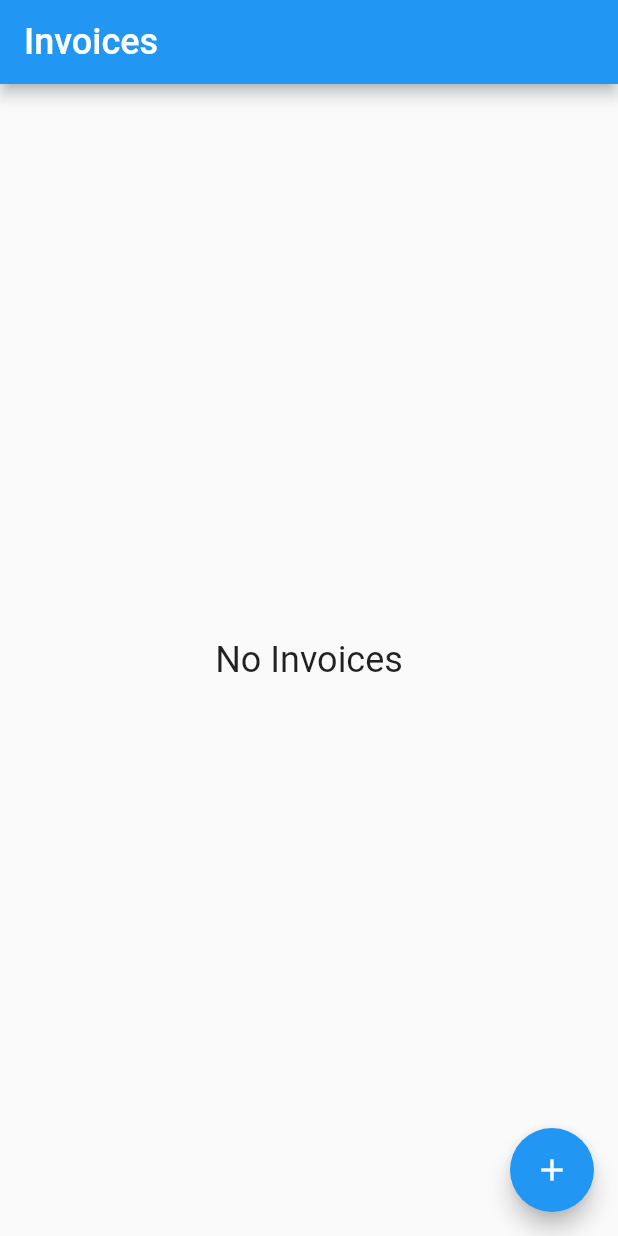
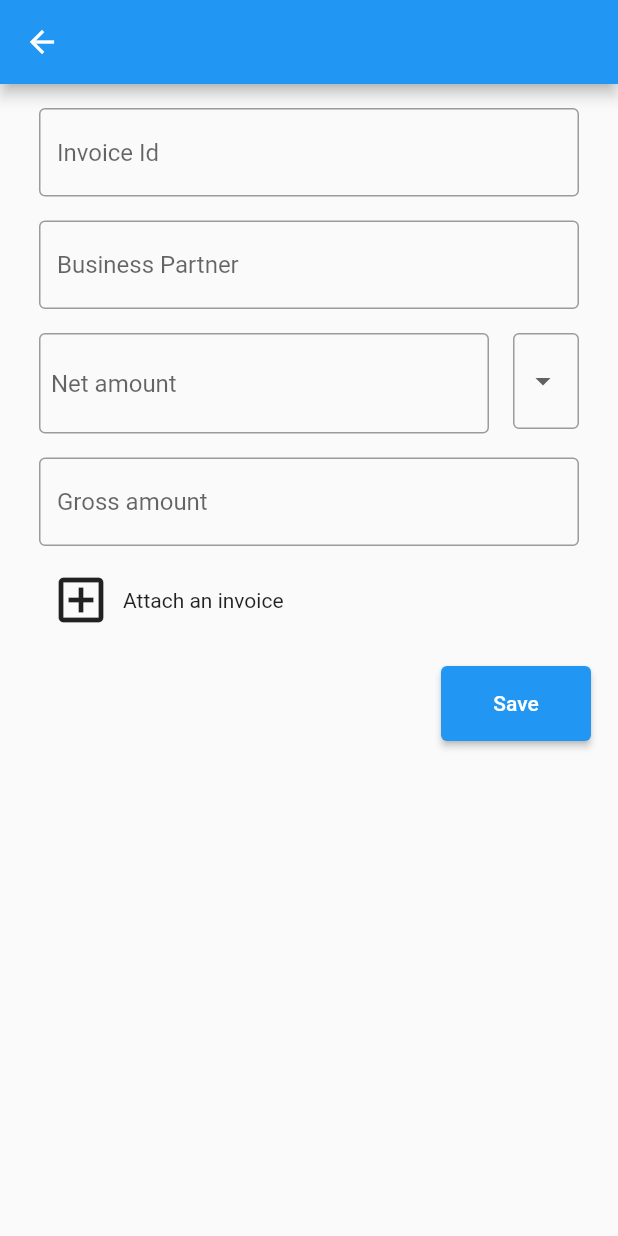
Before and after one commit to ciurkoj/invoices, a Flutter app: the screen it shows after launch, after a tap on the "add" icon, on a phone screen of 412 x 824 dp. Run offline on Flutter 3.47's test engine with Material 2 defaults, Android fonts, the phone set to English and light mode, and no system bars; our stand-ins replace file_picker.

Commit message:
Created the AddInvoiceFormPage, added Invoice model updated gradle and fixed common warnings

```diff
--- a/lib/main.dart
+++ b/lib/main.dart
@@ -2,11 +2,13 @@ import 'package:flutter/material.dart';
 import 'package:invoices/pages/invoices_page.dart';
 
 Future main() async {
-  runApp(MyApp());
+  runApp(const MyApp());
 }
 
 class MyApp extends StatelessWidget {
   static const String title = 'Invoices';
+
+  const MyApp({super.key});
 
   @override
   Widget build(BuildContext context) => MaterialApp(
@@ -16,6 +18,6 @@ class MyApp extends StatelessWidget {
     theme: ThemeData(
       appBarTheme: const AppBarTheme(),
     ),
-    home: InvoicesPage(),
+    home: const InvoicesPage(),
   );
 }
--- a/lib/models/invoice.dart
+++ b/lib/models/invoice.dart
@@ -9,7 +9,7 @@ class Invoice {
   final String? invoiceId;
   final String businessPartner;
   final double? netAmount;
-  final int VAT;
+  final int vat;
   final String grossAmount;
 
   // final File attachment;
@@ -19,7 +19,7 @@ class Invoice {
     this.invoiceId,
     required this.businessPartner,
     required this.netAmount,
-    required this.VAT,
+    required this.vat,
     required this.grossAmount,
     // this.attachment,
   });
@@ -29,7 +29,7 @@ class Invoice {
     String? invoiceId,
     String? businessPartner,
     double? netAmount,
-    int? VAT,
+    int? vat,
     String? grossAmount,
   }) =>
       Invoice(
@@ -37,7 +37,7 @@ class Invoice {
         invoiceId: invoiceId ?? this.invoiceId,
         businessPartner: businessPartner ?? this.businessPartner,
         netAmount: netAmount ?? this.netAmount,
-        VAT: VAT ?? this.VAT,
+        vat: vat ?? this.vat,
         grossAmount: grossAmount ?? this.grossAmount,
       );
 
--- /dev/null
+++ b/lib/pages/add_invoice_form_page.dart
@@ -0,0 +1,334 @@
+import 'dart:async';
+import 'dart:io';
+
+import 'package:file_picker/file_picker.dart';
+import 'package:flutter/material.dart';
+import 'package:flutter/services.dart';
+
+class AddInvoiceFormPage extends StatefulWidget {
+  final String? invoiceId;
+  final int? vat;
+  final String? businessPartner;
+  final double? netAmount;
+  final String? grossAmount;
+
+  const AddInvoiceFormPage({
+    Key? key,
+    this.invoiceId,
+    this.vat,
+    this.businessPartner,
+    this.netAmount,
+    this.grossAmount,
+  }) : super(key: key);
+
+  @override
+  AddInvoiceFormPageState createState() {
+    return AddInvoiceFormPageState();
+  }
+}
+
+class AddInvoiceFormPageState extends State<AddInvoiceFormPage> {
+  final _formKey = GlobalKey<FormState>();
+
+  final _scaffoldMessengerKey = GlobalKey<ScaffoldMessengerState>();
+  List<PlatformFile>? _paths;
+  final TextEditingController _grossAmountController = TextEditingController();
+  final TextEditingController _netAmountController1 = TextEditingController();
+  final TextEditingController _businessPartnerController = TextEditingController();
+  final TextEditingController _invoiceIdController = TextEditingController();
+  int vat = 0;
+  AutovalidateMode mode = AutovalidateMode.onUserInteraction;
+  File? file;
+
+  @override
+  void initState() {
+    super.initState();
+  }
+
+  @override
+  void dispose() {
+    super.dispose();
+  }
+
+  void _resetState() {
+    if (!mounted) {
+      return;
+    }
+    setState(() {
+      _paths = null;
+    });
+  }
+
+  void _logException(String message) {
+    _scaffoldMessengerKey.currentState?.hideCurrentSnackBar();
+    _scaffoldMessengerKey.currentState?.showSnackBar(
+      SnackBar(
+        content: Text(message),
+      ),
+    );
+  }
+
+  void _pickFiles() async {
+    _resetState();
+    try {
+      _paths = (await FilePicker.platform.pickFiles(type: FileType.custom, allowedExtensions: ['pdf']))?.files;
+    } on PlatformException catch (e) {
+      _logException('Unsupported operation$e');
+    } catch (e) {
+      _logException(e.toString());
+    }
+    if (!mounted) return;
+    setState(() {
+      file = File(_paths!.first.path!);
+    });
+  }
+
+  Future<File?> pickFile() async {
+    final result = await FilePicker.platform.pickFiles(
+      type: FileType.custom,
+      allowedExtensions: ['pdf'],
+    );
+    if (result == null) return null;
+    return File(result.paths.first ?? '');
+  }
+
+  String calculateVAT(String value) {
+    double x = double.parse(value);
+    double p = (vat / 100);
+    return (x + (x * p)).toStringAsFixed(2);
+  }
+
+  @override
+  Widget build(BuildContext context) {
+    return Scaffold(
+        appBar: AppBar(),
+        body: Form(
+          key: _formKey,
+          autovalidateMode: mode,
+          child: Padding(
+            padding: const EdgeInsets.symmetric(horizontal: 18.0, vertical: 8),
+            child: ListView(
+              children: <Widget>[
+                Padding(
+                  padding: const EdgeInsets.all(8.0),
+                  child: TextFormField(
+                    initialValue: widget.invoiceId,
+                    controller: _invoiceIdController,
+                    decoration: const InputDecoration(
+                      border: OutlineInputBorder(),
+                      hintText: 'Invoice Id',
+                    ),
+                    validator: (value) {
+                      if (!RegExp(r'^[a-zA-Z0-9_\-=@,\.\s]+$').hasMatch(value!)) {
+                        return 'Please enter invoice id';
+                      } else if (double.tryParse(value) != null) {
+                        return 'Value must not be a nuber';
+                      }
+                      return null;
+                    },
+                  ),
+                ),
+                Padding(
+                  padding: const EdgeInsets.all(8.0),
+                  child: TextFormField(
+                    controller: _businessPartnerController,
+                    decoration: const InputDecoration(
+                      border: OutlineInputBorder(),
+                      hintText: 'Business Partner',
+                    ),
+                    validator: (value) {
+                      if (!RegExp(r'^[a-zA-Z0-9_\-=@,\.\s]+$').hasMatch(value!) || value.isEmpty) {
+                        return 'Please enter a business partner';
+                      } else if (double.tryParse(value) != null) {
+                        return 'Value must not be a nuber';
+                      }
+                      return null;
+                    },
+                  ),
+                ),
+                IntrinsicHeight(
+                  child: Row(
+                    crossAxisAlignment: CrossAxisAlignment.stretch,
+                    children: [
+                      Padding(
+                        padding: const EdgeInsets.all(8.0),
+                        child: SizedBox(
+                          width: 300,
+                          child: TextFormField(
+                            controller: _netAmountController1,
+                            keyboardType: TextInputType.number,
+                            decoration: const InputDecoration(
+                              border: OutlineInputBorder(),
+                              hintText: 'Net amount',
+                              errorStyle: TextStyle(height: 0.0),
+                              contentPadding: EdgeInsets.symmetric(vertical: 24.0, horizontal: 8),
+                            ),
+                            validator: (value) {
+                              if (!RegExp(r'^[a-zA-Z0-9_\-=@,\.]+$').hasMatch(value!)) {
+                                return 'Please enter net amount';
+                              } else if (value == "0") {
+                                return 'Net amount must be greater than 0';
+                              }
+                              return null;
+                            },
+                            onChanged: (String? value) {
+                              if (value != null) {
+                                setState(() {
+                                  _grossAmountController.text = calculateVAT(value);
+                                });
+                              }
+                            },
+                          ),
+                        ),
+                      ),
+                      Expanded(
+                        child: Padding(
+                          padding: const EdgeInsets.all(8.0),
+                          child: DropdownButtonFormField(
+                            decoration: const InputDecoration(
+                              border: OutlineInputBorder(),
+                              hintText: 'Select VAT',
+                            ),
+                            validator: (value) {
+                              if (value == null) {
+                                return 'Please select VAT';
+                              }
+                              return null;
+                            },
+                            items: const [
+                              DropdownMenuItem<int>(
+                                value: 0,
+                                child: Text("0%"),
+                              ),
+                              DropdownMenuItem<int>(
+                                value: 7,
+                                child: Text("7%"),
+                              ),
+                              DropdownMenuItem<int>(
+                                value: 23,
+                                child: Text("23%"),
+                              )
+                            ],
+                            onChanged: (int? value) {
+                              if (value != null) {
+                                setState(() {
+                                  vat = value;
+                                  _grossAmountController.text = calculateVAT(_netAmountController1.text);
+                                });
+                              }
+                            },
+                          ),
+                        ),
+                      ),
+                    ],
+                  ),
+                ),
+                Padding(
+                  padding: const EdgeInsets.all(8.0),
+                  child: TextFormField(
+                    controller: _grossAmountController,
+                    readOnly: true,
+                    decoration: const InputDecoration(
+                      border: OutlineInputBorder(),
+                      hintText: 'Gross amount',
+                    ),
+                    validator: (value) {
+                      if (value == null || value.isEmpty) {
+                        return 'Please enter some text';
+                      }
+                      return null;
+                    },
+                  ),
+                ),
+                Column(
+                  children: [
+                    Row(
+                      mainAxisAlignment: MainAxisAlignment.spaceBetween,
+                      children: [
+                        Padding(
+                          padding: const EdgeInsets.symmetric(horizontal: 8.0),
+                          child: Row(
+                            children: [
+                              IconButton(
+                                iconSize: 40,
+                                onPressed: () => _pickFiles(),
+                                icon: const Icon(
+                                  Icons.add_box_outlined,
+                                ),
+                                // child: Text(_multiPick ? 'Pick files' : 'Pick file'),
+                              ),
+                              const Text("Attach an invoice")
+                            ],
+                          ),
+                        ),
+                        _paths != null
+                            ? Container(
+                                padding: const EdgeInsets.symmetric(horizontal: 8.0),
+                                child: Text(
+                                  _paths!.first.name,
+                                  style: const TextStyle(overflow: TextOverflow.ellipsis),
+                                  softWrap: true,
+                                  maxLines: 2,
+                                ))
+                            : Container(),
+                      ],
+                    ),
+                    if (_paths?.isEmpty ?? mode == AutovalidateMode.always)
+                      Padding(
+                        padding: const EdgeInsets.only(left: 18.0),
+                        child: Row(
+                          children: [
+                            Text(
+                              "Please attach a file",
+                              style: TextStyle(color: Theme.of(context).colorScheme.error),
+                            ),
+                          ],
+                        ),
+                      )
+                  ],
+                ),
+                Row(
+                  mainAxisAlignment: MainAxisAlignment.end,
+                  children: [
+                    buildSaveButton(),
+                  ],
+                ),
+              ],
+            ),
+          ),
+        ));
+  }
+
+  Widget buildSaveButton() {
+    return Padding(
+      padding: const EdgeInsets.symmetric(vertical: 16.0),
+      child: ElevatedButton(
+        style: ButtonStyle(
+          minimumSize: MaterialStateProperty.all<Size>(const Size(100, 50)),
+        ),
+        onPressed: () async {
+          if (_formKey.currentState!.validate() && _paths != null) {
+            ScaffoldMessenger.of(context).showSnackBar(
+              const SnackBar(content: Text('Processing Data')),
+            );
+            setState(() {
+              vat = 0;
+              _paths = null;
+              _formKey.currentState!.reset();
+              _netAmountController1.text = '';
+              _grossAmountController.text = '';
+              _businessPartnerController.text = '';
+              _invoiceIdController.text = '';
+              mode = AutovalidateMode.disabled;
+            });
+          } else {
+            setState(() {
+              mode = AutovalidateMode.always;
+            });
+          }
+        },
+        child: const Text('Save'),
+      ),
+    );
+  }
+}
--- a/lib/pages/invoices_page.dart
+++ b/lib/pages/invoices_page.dart
@@ -1,12 +1,15 @@
 import 'package:flutter/material.dart';
 import 'package:invoices/models/invoice.dart';
+import 'package:invoices/pages/add_invoice_form_page.dart';
 
 class InvoicesPage extends StatefulWidget {
+  const InvoicesPage({super.key});
+
   @override
-  _InvoicesPageState createState() => _InvoicesPageState();
+  InvoicesPageState createState() => InvoicesPageState();
 }
 
-class _InvoicesPageState extends State<InvoicesPage> {
+class InvoicesPageState extends State<InvoicesPage> {
   List<Invoice> invoices = [];
   bool isLoading = false;
 
@@ -48,7 +51,11 @@ class _InvoicesPageState extends State<InvoicesPage> {
         ),
         floatingActionButton: FloatingActionButton(
           child: const Icon(Icons.add),
-          onPressed: () {},
+          onPressed: () async {
+            await Navigator.of(context).push(
+              MaterialPageRoute(builder: (context) => const AddInvoiceFormPage()),
+            );
+          },
         ),
       );
 
@@ -63,7 +70,7 @@ class _InvoicesPageState extends State<InvoicesPage> {
               Text("Business Partner:\t\t\t\t${invoices[index].businessPartner}", style: const TextStyle(color: Colors.white70, fontSize: 20)),
               Text("Net Amount:\t\t\t\t${invoices[index].netAmount.toString()}", style: const TextStyle(color: Colors.white70, fontSize: 20)),
               Text("Gross Amount:\t\t\t\t${invoices[index].grossAmount}", style: const TextStyle(color: Colors.white70, fontSize: 20)),
-              Text("VAT:\t\t\t\t${invoices[index].VAT.toString()}", style: const TextStyle(color: Colors.white70, fontSize: 20)),
+              Text("VAT:\t\t\t\t${invoices[index].vat.toString()}", style: const TextStyle(color: Colors.white70, fontSize: 20)),
             ],
           );
         },
--- a/pubspec.yaml
+++ b/pubspec.yaml
@@ -37,6 +37,7 @@ dependencies:
   cupertino_icons: ^1.0.2
   json_serializable: ^6.5.4
   build_runner: ^2.3.2
+  file_picker: ^5.2.2
 
 dev_dependencies:
   flutter_test:
```
Also changed, not shown: lib/models/invoice.g.dart, pubspec.lock, 2 other files.
